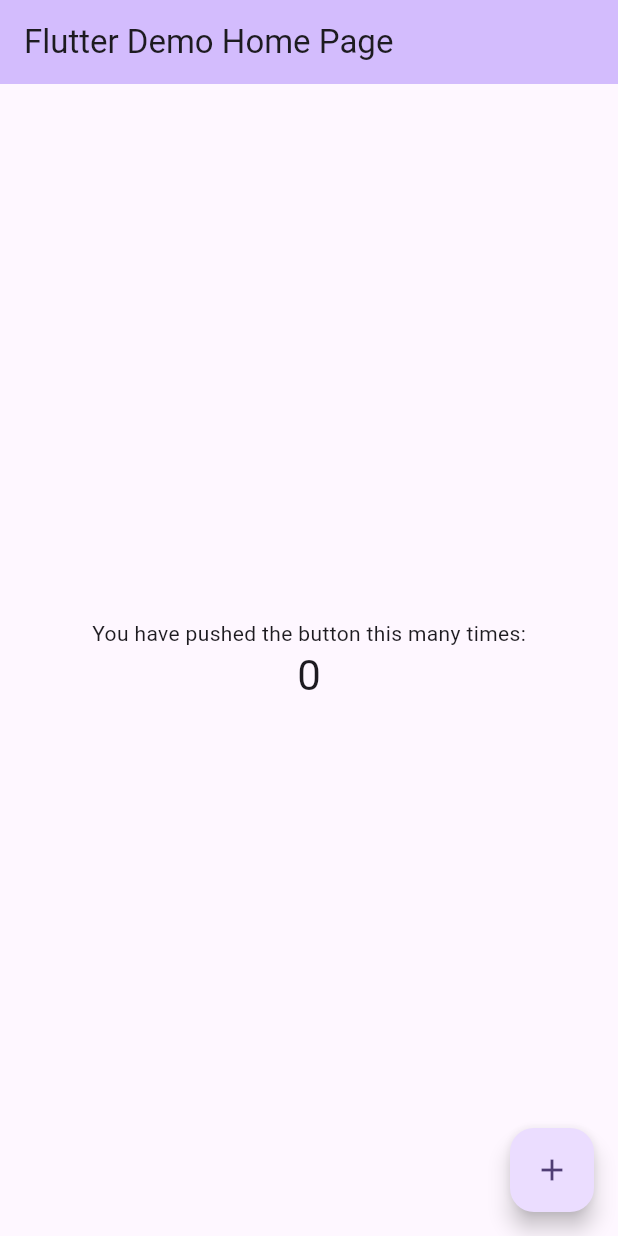
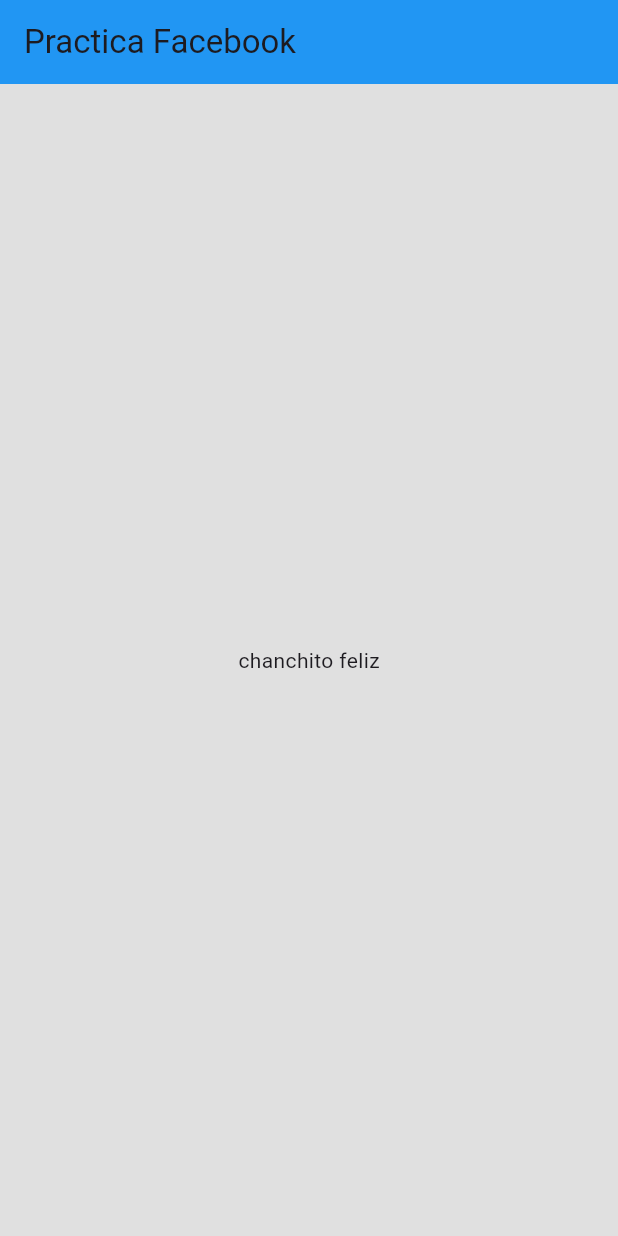
Before and after one commit to Williamlo21/flutter_practica_introduccion, a Flutter app: the screen it shows after launch, on a phone screen of 412 x 824 dp. Run offline on Flutter 3.47's test engine with Material 3 defaults, Android fonts, the light colour scheme and no system bars.

Commit message:
pagina de inicio

```diff
--- a/lib/main.dart
+++ b/lib/main.dart
@@ -1,125 +1,17 @@
+import 'package:facebook_practica/screens/home_screens.dart';
 import 'package:flutter/material.dart';
 
-void main() {
-  runApp(const MyApp());
-}
+void main() => runApp(const MyApp());
 
 class MyApp extends StatelessWidget {
   const MyApp({super.key});
 
-  // This widget is the root of your application.
   @override
   Widget build(BuildContext context) {
-    return MaterialApp(
-      title: 'Flutter Demo',
-      theme: ThemeData(
-        // This is the theme of your application.
-        //
-        // TRY THIS: Try running your application with "flutter run". You'll see
-        // the application has a purple toolbar. Then, without quitting the app,
-        // try changing the seedColor in the colorScheme below to Colors.green
-        // and then invoke "hot reload" (save your changes or press the "hot
-        // reload" button in a Flutter-supported IDE, or press "r" if you used
-        // the command line to start the app).
-        //
-        // Notice that the counter didn't reset back to zero; the application
-        // state is not lost during the reload. To reset the state, use hot
-        // restart instead.
-        //
-        // This works for code too, not just values: Most code changes can be
-        // tested with just a hot reload.
-        colorScheme: ColorScheme.fromSeed(seedColor: Colors.deepPurple),
-        useMaterial3: true,
-      ),
-      home: const MyHomePage(title: 'Flutter Demo Home Page'),
-    );
+    return const MaterialApp(
+      debugShowCheckedModeBanner: false,
+      title: 'Practica Facebook',
+      home:  HomeScreen()
+      );
   }
 }
-
-class MyHomePage extends StatefulWidget {
-  const MyHomePage({super.key, required this.title});
-
-  // This widget is the home page of your application. It is stateful, meaning
-  // that it has a State object (defined below) that contains fields that affect
-  // how it looks.
-
-  // This class is the configuration for the state. It holds the values (in this
-  // case the title) provided by the parent (in this case the App widget) and
-  // used by the build method of the State. Fields in a Widget subclass are
-  // always marked "final".
-
-  final String title;
-
-  @override
-  State<MyHomePage> createState() => _MyHomePageState();
-}
-
-class _MyHomePageState extends State<MyHomePage> {
-  int _counter = 0;
-
-  void _incrementCounter() {
-    setState(() {
-      // This call to setState tells the Flutter framework that something has
-      // changed in this State, which causes it to rerun the build method below
-      // so that the display can reflect the updated values. If we changed
-      // _counter without calling setState(), then the build method would not be
-      // called again, and so nothing would appear to happen.
-      _counter++;
-    });
-  }
-
-  @override
-  Widget build(BuildContext context) {
-    // This method is rerun every time setState is called, for instance as done
-    // by the _incrementCounter method above.
-    //
-    // The Flutter framework has been optimized to make rerunning build methods
-    // fast, so that you can just rebuild anything that needs updating rather
-    // than having to individually change instances of widgets.
-    return Scaffold(
-      appBar: AppBar(
-        // TRY THIS: Try changing the color here to a specific color (to
-        // Colors.amber, perhaps?) and trigger a hot reload to see the AppBar
-        // change color while the other colors stay the same.
-        backgroundColor: Theme.of(context).colorScheme.inversePrimary,
-        // Here we take the value from the MyHomePage object that was created by
-        // the App.build method, and use it to set our appbar title.
-        title: Text(widget.title),
-      ),
-      body: Center(
-        // Center is a layout widget. It takes a single child and positions it
-        // in the middle of the parent.
-        child: Column(
-          // Column is also a layout widget. It takes a list of children and
-          // arranges them vertically. By default, it sizes itself to fit its
-          // children horizontally, and tries to be as tall as its parent.
-          //
-          // Column has various properties to control how it sizes itself and
-          // how it positions its children. Here we use mainAxisAlignment to
-          // center the children vertically; the main axis here is the vertical
-          // axis because Columns are vertical (the cross axis would be
-          // horizontal).
-          //
-          // TRY THIS: Invoke "debug painting" (choose the "Toggle Debug Paint"
-          // action in the IDE, or press "p" in the console), to see the
-          // wireframe for each widget.
-          mainAxisAlignment: MainAxisAlignment.center,
-          children: <Widget>[
-            const Text(
-              'You have pushed the button this many times:',
-            ),
-            Text(
-              '$_counter',
-              style: Theme.of(context).textTheme.headlineMedium,
-            ),
-          ],
-        ),
-      ),
-      floatingActionButton: FloatingActionButton(
-        onPressed: _incrementCounter,
-        tooltip: 'Increment',
-        child: const Icon(Icons.add),
-      ), // This trailing comma makes auto-formatting nicer for build methods.
-    );
-  }
-}
--- /dev/null
+++ b/lib/screens/home_screens.dart
@@ -0,0 +1,21 @@
+import 'package:flutter/material.dart';
+
+class HomeScreen extends StatelessWidget {
+  const HomeScreen({
+    super.key,
+  });
+
+  @override
+  Widget build(BuildContext context) {
+    return Scaffold(
+      appBar: AppBar(
+        title: const Text('Practica Facebook'),
+        backgroundColor: Colors.blue,
+      ),
+      body: const Center(
+        child: Text('chanchito feliz'),
+      ),
+      backgroundColor: Colors.grey[300],
+    );
+  }
+}
```
